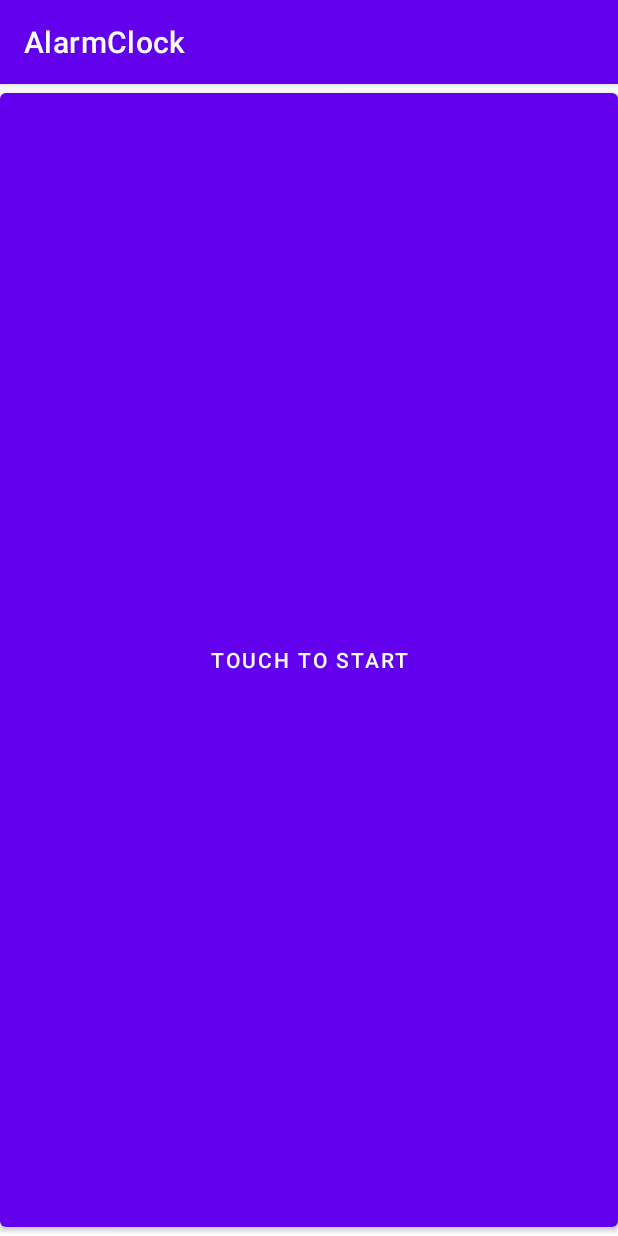
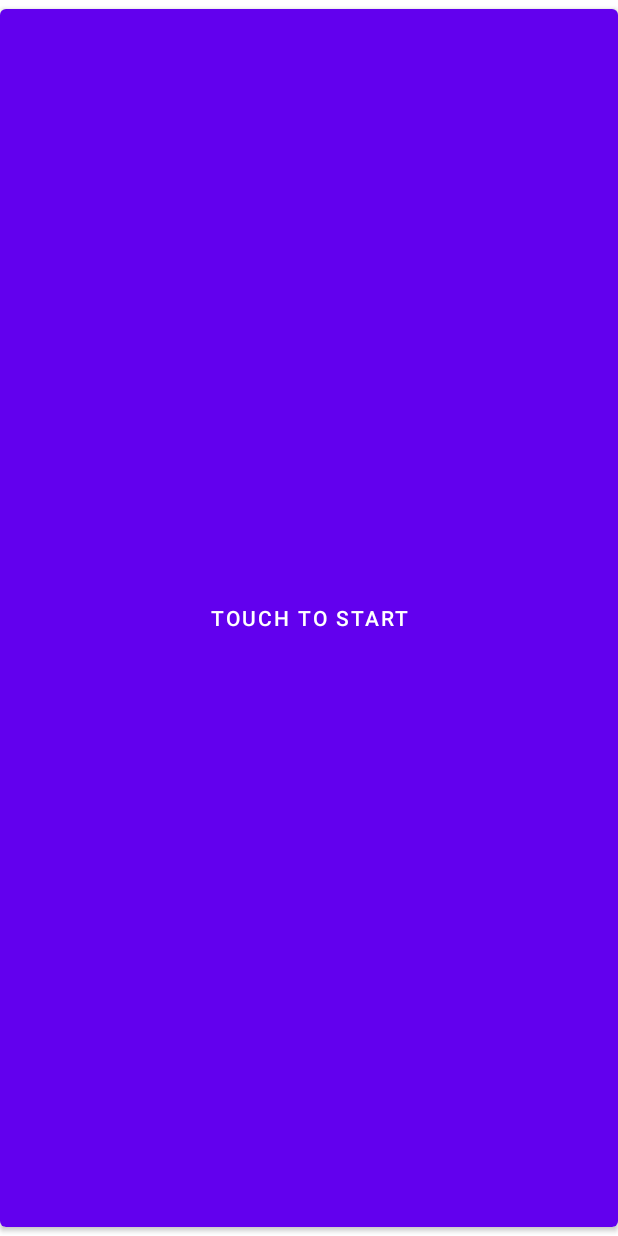
Before and after one commit to wakij/AlarmClock, an Android app: the screen it shows after launch (title), on a phone screen of 412 x 824 dp. Run offline under Robolectric (Android 15) with nearby library versions, the phone set to English and light mode, and no system bars.

Commit message:
タイトルバーの消去

```diff
--- a/AlarmClock/app/src/main/res/values/themes.xml
+++ b/AlarmClock/app/src/main/res/values/themes.xml
@@ -12,5 +12,10 @@
         <!-- Status bar color. -->
         <item name="android:statusBarColor" tools:targetApi="l">?attr/colorPrimaryVariant</item>
         <!-- Customize your theme here. -->
+
+        <item name="windowNoTitle">true</item>
+        <item name="windowActionBar">false</item>
+        <item name="android:windowFullscreen">true</item>
+        <item name="android:windowContentOverlay">@null</item>
     </style>
 </resources>
```
